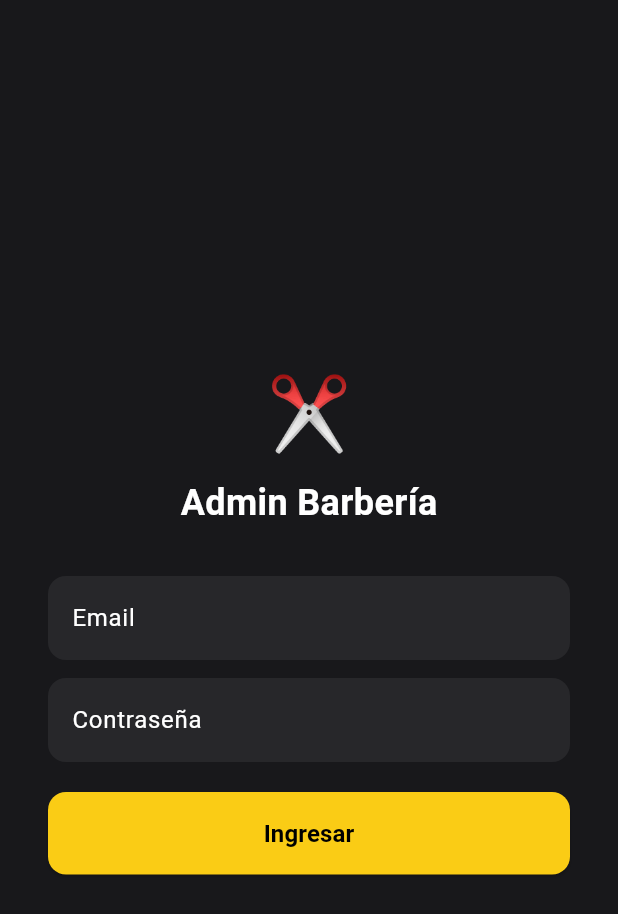
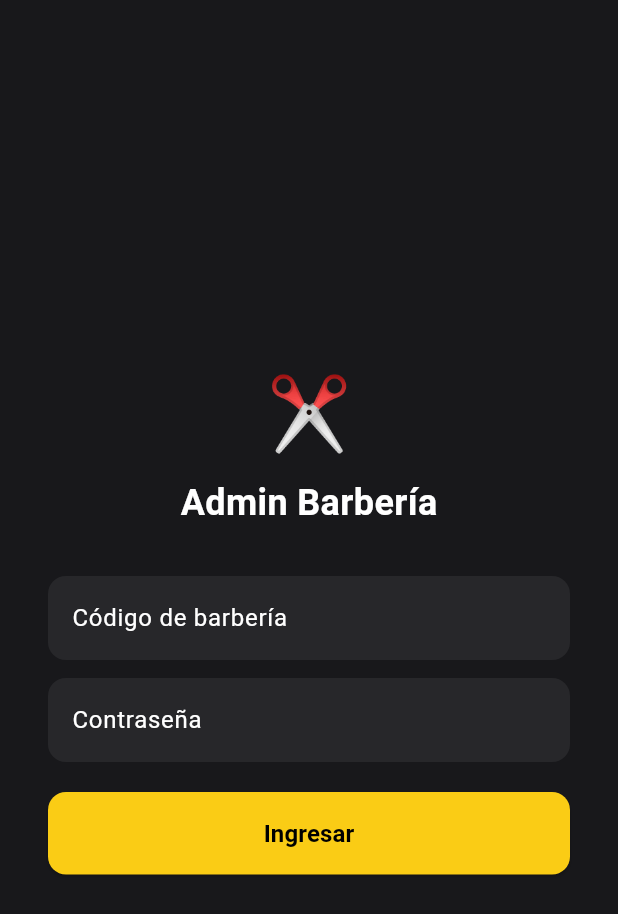
Before and after one commit to sebava1989-bot/capitalhumano-web, a Flutter app: the MainShell screen opened directly, item 5 of the bottom bar chosen, after a tap on "Cerrar sesión", on a phone screen of 412 x 824 dp. Shown: the top 914 px of the screen. Run offline on Flutter 3.47's test engine with Material 3 defaults, Android fonts, the phone set to English and light mode, and no system bars; our stand-ins replace cloud_firestore, connectivity_plus, file_picker, firebase_auth, firebase_core, firebase_messaging and 13 more; missing offline and left inert: google_mlkit_document_scanner, google_mlkit_text_recognition, pdfx; accounts and stored records are empty; network calls fail.

Commit message:
feat(apk): multi-tenancy login con código de barbería

```diff
--- a/barberia-saas/barberia_admin/lib/screens/login_screen.dart
+++ b/barberia-saas/barberia_admin/lib/screens/login_screen.dart
@@ -10,18 +10,15 @@ class LoginScreen extends StatefulWidget {
 }
 
 class _LoginScreenState extends State<LoginScreen> {
-  final _email = TextEditingController();
+  final _codigo = TextEditingController();
   final _password = TextEditingController();
   final _auth = AuthService();
   bool _loading = false;
   String? _error;
 
   Future<void> _login() async {
-    setState(() {
-      _loading = true;
-      _error = null;
-    });
-    final error = await _auth.signIn(_email.text.trim(), _password.text);
+    setState(() { _loading = true; _error = null; });
+    final error = await _auth.signIn(_codigo.text.trim(), _password.text);
     if (!mounted) return;
     setState(() => _loading = false);
     if (error != null) {
@@ -46,18 +43,13 @@ class _LoginScreenState extends State<LoginScreen> {
             children: [
               const Text('✂️', style: TextStyle(fontSize: 48)),
               const SizedBox(height: 8),
-              const Text(
-                'Admin Barbería',
-                style: TextStyle(
-                    fontSize: 24,
-                    fontWeight: FontWeight.bold,
-                    color: Colors.white),
-              ),
+              const Text('Admin Barbería',
+                  style: TextStyle(fontSize: 24, fontWeight: FontWeight.bold, color: Colors.white)),
               const SizedBox(height: 32),
               TextField(
-                controller: _email,
-                keyboardType: TextInputType.emailAddress,
-                decoration: _inputDeco('Email'),
+                controller: _codigo,
+                textCapitalization: TextCapitalization.characters,
+                decoration: _inputDeco('Código de barbería'),
               ),
               const SizedBox(height: 12),
               TextField(
@@ -68,8 +60,7 @@ class _LoginScreenState extends State<LoginScreen> {
               ),
               if (_error != null) ...[
                 const SizedBox(height: 12),
-                Text(_error!,
-                    style: const TextStyle(color: Colors.redAccent)),
+                Text(_error!, style: const TextStyle(color: Colors.redAccent)),
               ],
               const SizedBox(height: 20),
               SizedBox(
@@ -80,18 +71,12 @@ class _LoginScreenState extends State<LoginScreen> {
                     backgroundColor: const Color(0xFFFACC15),
                     foregroundColor: Colors.black,
                     padding: const EdgeInsets.symmetric(vertical: 16),
-                    shape: RoundedRectangleBorder(
-                        borderRadius: BorderRadius.circular(12)),
+                    shape: RoundedRectangleBorder(borderRadius: BorderRadius.circular(12)),
                   ),
                   child: _loading
-                      ? const SizedBox(
-                          height: 20,
-                          width: 20,
-                          child: CircularProgressIndicator(
-                              strokeWidth: 2, color: Colors.black))
-                      : const Text('Ingresar',
-                          style: TextStyle(
-                              fontWeight: FontWeight.bold, fontSize: 16)),
+                      ? const SizedBox(height: 20, width: 20,
+                          child: CircularProgressIndicator(strokeWidth: 2, color: Colors.black))
+                      : const Text('Ingresar', style: TextStyle(fontWeight: FontWeight.bold, fontSize: 16)),
                 ),
               ),
             ],
@@ -105,9 +90,7 @@ class _LoginScreenState extends State<LoginScreen> {
     hintText: hint,
     filled: true,
     fillColor: const Color(0xFF27272A),
-        border: OutlineInputBorder(
-            borderRadius: BorderRadius.circular(12),
-            borderSide: BorderSide.none),
+    border: OutlineInputBorder(borderRadius: BorderRadius.circular(12), borderSide: BorderSide.none),
     focusedBorder: OutlineInputBorder(
       borderRadius: BorderRadius.circular(12),
       borderSide: const BorderSide(color: Color(0xFFFACC15)),
--- a/barberia-saas/barberia_admin/lib/services/auth_service.dart
+++ b/barberia-saas/barberia_admin/lib/services/auth_service.dart
@@ -3,10 +3,13 @@ import 'package:supabase_flutter/supabase_flutter.dart';
 class AuthService {
   final _db = Supabase.instance.client;
 
-  Future<String?> signIn(String email, String password) async {
+  String _emailFromCodigo(String codigo) =>
+      '${codigo.toLowerCase().trim()}@barberia.local';
+
+  Future<String?> signIn(String codigo, String password) async {
+    final email = _emailFromCodigo(codigo);
     try {
-      final res = await _db.auth
-          .signInWithPassword(email: email, password: password);
+      final res = await _db.auth.signInWithPassword(email: email, password: password);
       if (res.user == null) return 'No se pudo iniciar sesión';
 
       final profile = await _db
@@ -23,7 +26,7 @@ class AuthService {
       return null;
     } on AuthException catch (e) {
       if (e.message.toLowerCase().contains('invalid')) {
-        return 'Email o contraseña incorrectos';
+        return 'Código o contraseña incorrectos';
       }
       return e.message;
     } catch (_) {
@@ -39,16 +42,7 @@ class AuthService {
         .select('barberia_id')
         .eq('id', user.id)
         .maybeSingle();
-    if (profile?['barberia_id'] != null) {
-      return profile!['barberia_id'] as String;
-    }
-    // Fallback: primera barbería disponible
-    final b = await _db
-        .from('barberias')
-        .select('id')
-        .limit(1)
-        .maybeSingle();
-    return b?['id'] as String?;
+    return profile?['barberia_id'] as String?;
   }
 
   Future<void> signOut() => _db.auth.signOut();
```
Lines whose indentation alone changed are shown as unchanged.
